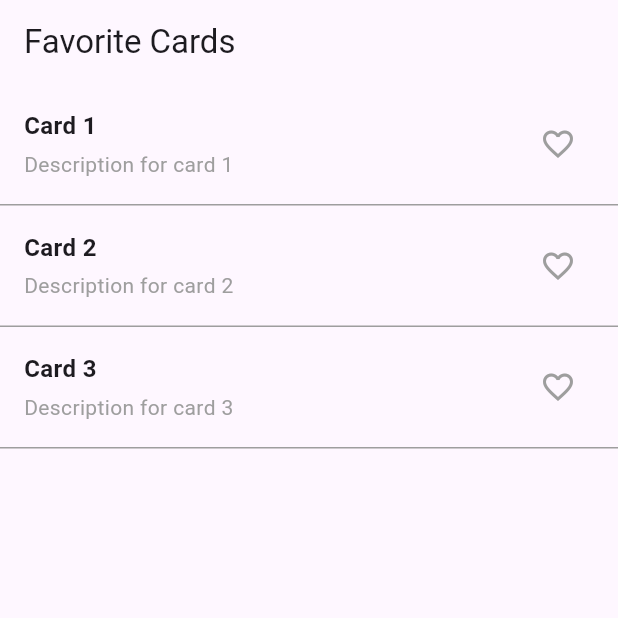
After one commit to Dolla2021/Cadt_Flutter, a Flutter app: the FavoriteCardsPage screen opened directly, on a phone screen of 412 x 824 dp, the top half of it. The commit adds this screen. Run offline on Flutter 3.47's test engine with Material 3 defaults, Android fonts, the phone set to English and light mode, and no system bars.

Commit message:
Resolved merge conflicts

```diff
--- /dev/null
+++ b/lib/W4_S3/ex2.dart
@@ -0,0 +1,100 @@
+import 'package:flutter/material.dart';
+
+void main() {
+  runApp(MyApp());
+}
+
+class MyApp extends StatelessWidget {
+  @override
+  Widget build(BuildContext context) {
+    return MaterialApp(
+      title: 'Favorite Cards App',
+      theme: ThemeData(
+        primarySwatch: Colors.blue,
+      ),
+      home: FavoriteCardsPage(),
+    );
+  }
+}
+
+class FavoriteCardsPage extends StatelessWidget {
+  @override
+  Widget build(BuildContext context) {
+    return Scaffold(
+      appBar: AppBar(
+        title: Text('Favorite Cards'),
+      ),
+      body: ListView(
+        children: [
+          FavoriteCard(title: 'Card 1', description: 'Description for card 1'),
+          FavoriteCard(title: 'Card 2', description: 'Description for card 2'),
+          FavoriteCard(title: 'Card 3', description: 'Description for card 3'),
+        ],
+      ),
+    );
+  }
+}
+
+class FavoriteCard extends StatefulWidget {
+  final String title;
+  final String description;
+
+  const FavoriteCard({Key? key, required this.title, required this.description})
+      : super(key: key);
+
+  @override
+  _FavoriteCardState createState() => _FavoriteCardState();
+}
+
+class _FavoriteCardState extends State<FavoriteCard> {
+  bool isFavorite = false;
+
+  @override
+  Widget build(BuildContext context) {
+    return Container(
+      padding: const EdgeInsets.all(16.0),
+      decoration: BoxDecoration(
+        border: Border(
+          bottom: BorderSide(color: Colors.grey),
+        ),
+      ),
+      child: Row(
+        children: [
+          Expanded(
+            child: Column(
+              crossAxisAlignment: CrossAxisAlignment.start,
+              children: [
+                Text(
+                  widget.title,
+                  style: TextStyle(
+                    fontSize: 16.0,
+                    fontWeight: FontWeight.bold,
+                  ),
+                ),
+                SizedBox(height: 4.0),
+                Text(
+                  widget.description,
+                  style: TextStyle(
+                    fontSize: 14.0,
+                    color: Colors.grey,
+                  ),
+                ),
+              ],
+            ),
+          ),
+          IconButton(
+            icon: Icon(
+              isFavorite ? Icons.favorite : Icons.favorite_border,
+              color: isFavorite ? Colors.red : Colors.grey,
+            ),
+            onPressed: () {
+              setState(() {
+                isFavorite = !isFavorite;
+              });
+            },
+          ),
+        ],
+      ),
+    );
+  }
+}
--- a/lib/W4_pratice/ex.3.dart
+++ b/lib/W4_pratice/ex3.dart
@@ -78,9 +78,9 @@ class ButtonDemoScreen extends StatelessWidget {
   Widget build(BuildContext context) {
     return Scaffold(
       appBar: AppBar(
-        title: Text('Custom Button Demo'),
+        title: const Text('Custom Button Demo'),
       ),
-      body: Center(
+      body: const Center(
         child: Column(
           mainAxisAlignment: MainAxisAlignment.center,
           children: [
```
Also changed, not shown: lib/W4_S3/ex1.dart (added, +59 -0 lines), lib/W4_S3/ex3.dart (added, +82 -0 lines), lib/ativity/activity.dart (added, +65 -0 lines), lib/w3_S2_practice/ex3.dart (+5 -5 lines), pubspec.yaml (+7 -2 lines), lib/assets/image/image1.png (added), lib/assets/image/image2.png (added), lib/assets/image/image3.png (added).
